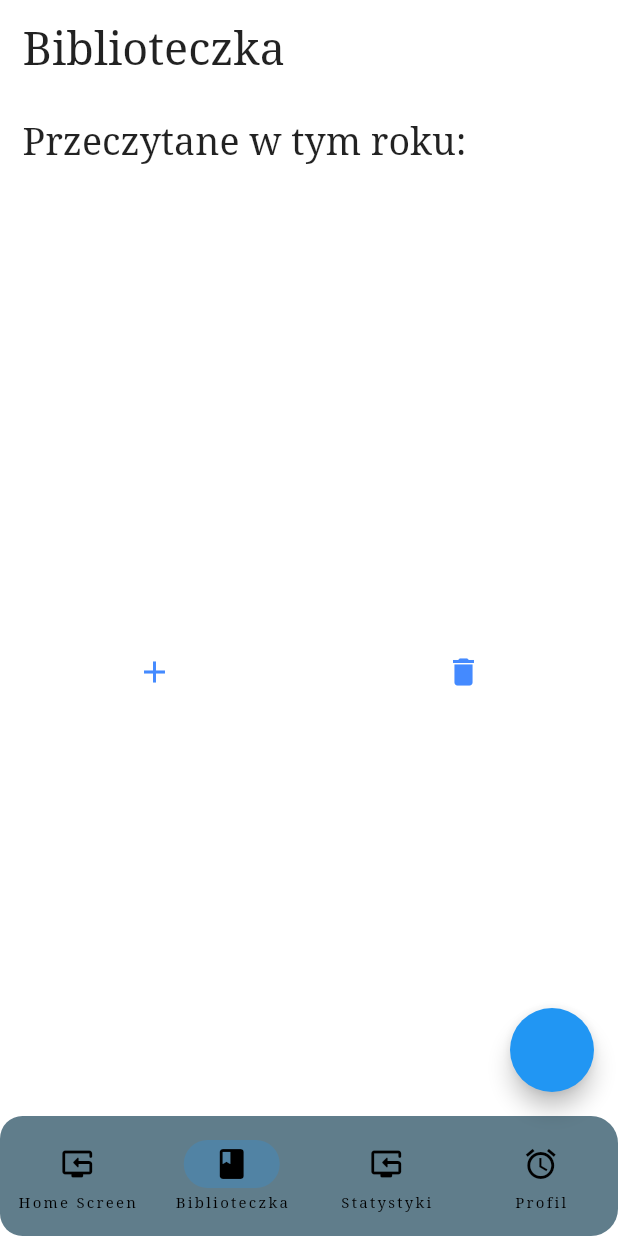
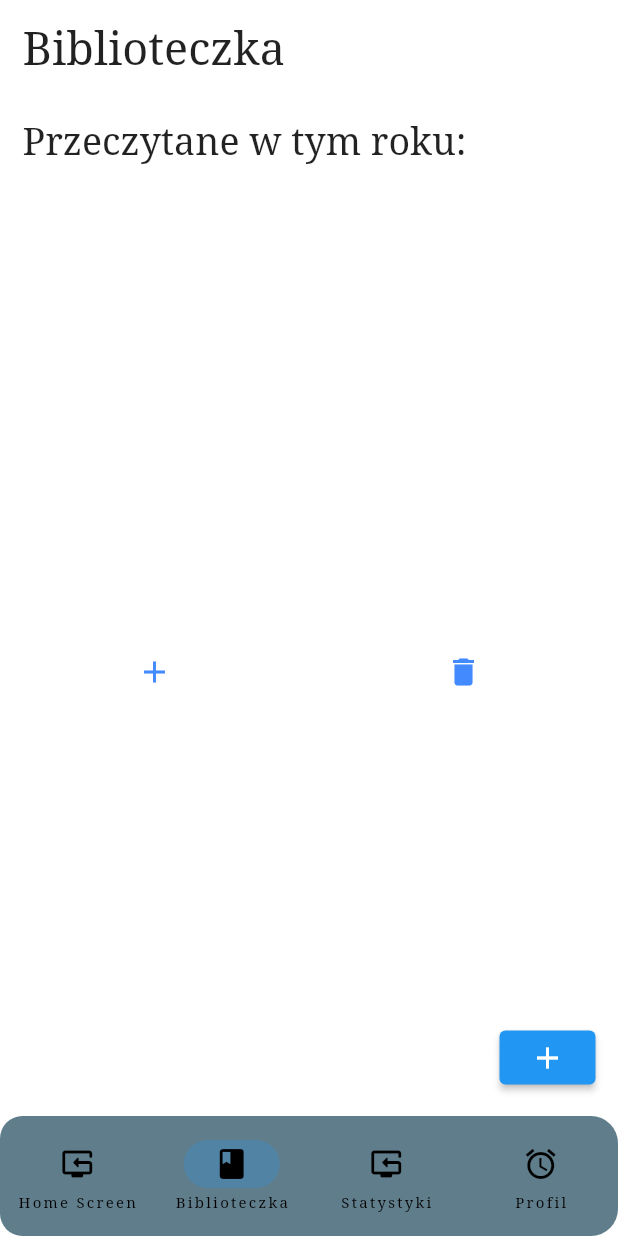
Before and after one commit to dsznycer/Biblioteczka, a Flutter app: the screen it shows after launch, item 2 of the bottom bar chosen, on a phone screen of 412 x 824 dp. Run offline on Flutter 3.47's test engine with Material 2 defaults, Android fonts, the phone set to English and light mode, and no system bars; our stand-ins replace bloc, cloud_firestore, equatable, firebase_auth, firebase_core, flutter_bloc and 1 more; accounts and stored records are empty.

```diff
--- a/lib/business_logic/cubit/settings_cubit.dart
+++ b/lib/business_logic/cubit/settings_cubit.dart
@@ -1,3 +1,4 @@
+import 'package:biblioteczka/data/models/book_model.dart';
 import 'package:bloc/bloc.dart';
 import 'package:meta/meta.dart';
 
--- a/lib/business_logic/cubit/settings_state.dart
+++ b/lib/business_logic/cubit/settings_state.dart
@@ -4,16 +4,23 @@ part of 'settings_cubit.dart';
 class SettingsState {
   final int index;
   final bool darkMode;
+  final Book chosenBook;
 
-  SettingsState({this.index = 0, this.darkMode = false});
+  const SettingsState({
+    this.index = 0,
+    this.darkMode = false,
+    this.chosenBook = const Book(title: 'This is test book'),
+  });
 
   SettingsState copyWith({
     int? index,
     bool? darkMode,
+    Book? chosenBook,
   }) {
     return SettingsState(
       index: index ?? this.index,
       darkMode: darkMode ?? this.darkMode,
+      chosenBook: chosenBook ?? this.chosenBook,
     );
   }
 }
--- a/lib/data/models/book_model.dart
+++ b/lib/data/models/book_model.dart
@@ -6,7 +6,7 @@ class Book {
   final int score;
   final List<String> notes;
 
-  Book(
+  const Book(
       {this.title = '',
       this.author = '',
       this.pages = '',
--- a/lib/main.dart
+++ b/lib/main.dart
@@ -33,7 +33,10 @@ class Biblio extends StatelessWidget {
     return MaterialApp(
       debugShowCheckedModeBanner: false,
       navigatorKey: Utils.mainNavigator,
-      theme: ThemeData(textTheme: GoogleFonts.notoSerifTextTheme()),
+      theme: ThemeData(
+        textTheme: GoogleFonts.notoSerifTextTheme(),
+        navigationBarTheme: NavigationBarThemeData(),
+      ),
       onGenerateRoute: RepositoryProvider.of<AppRouter>(context).mainNavigator,
     );
   }
--- a/lib/presentation/screens/bookshelf/bookshelf_screen.dart
+++ b/lib/presentation/screens/bookshelf/bookshelf_screen.dart
@@ -1,6 +1,8 @@
 import 'package:biblioteczka/business_logic/cubit/book_cubit.dart';
 import 'package:biblioteczka/data/models/book_model.dart';
 import 'package:biblioteczka/data/utils.dart';
+import 'package:biblioteczka/main.dart';
+import 'package:biblioteczka/presentation/screens/bookshelf/bookshelf_addBook.dart';
 import 'package:biblioteczka/presentation/widgets/navigation_bar.dart';
 import 'package:cloud_firestore/cloud_firestore.dart';
 import 'package:flutter/material.dart';
@@ -12,17 +14,10 @@ class BookShelf extends StatelessWidget {
 
   @override
   Widget build(BuildContext context) {
-    return Scaffold(
-      backgroundColor: Colors.white,
-      bottomNavigationBar: RepositoryProvider.of<Navig>(context),
-      floatingActionButton: FloatingActionButton(
-        onPressed: () =>
-            {Utils.biblioteczkaNavigator.currentState!.pushNamed('/addBook')},
-      ),
-      body: BlocBuilder<BookCubit, BookState>(
+    return BlocBuilder<BookCubit, BookState>(
       builder: (context, state) {
-          return SafeArea(
-            child: Column(
+        return Stack(children: [
+          Column(
             mainAxisAlignment: MainAxisAlignment.start,
             children: [
               Container(
@@ -48,7 +43,10 @@ class BookShelf extends StatelessWidget {
                     scrollDirection: Axis.horizontal,
                     itemCount: state.books.length,
                     itemBuilder: (context, int index) {
-                        return BookWidget(book: state.books[index]);
+                      return BookWidget(
+                          book: state.books[index],
+                          onTap: () => Utils.biblioteczkaNavigator.currentState!
+                              .pushNamed('/editBook'));
                     }),
               ),
               Row(
@@ -66,14 +64,21 @@ class BookShelf extends StatelessWidget {
                       icon: const Icon(
                         Icons.delete,
                         color: Colors.blueAccent,
-                        ))
+                      )),
                 ],
               ),
             ],
           ),
-          );
+          Positioned(
+            bottom: 15,
+            right: 15,
+            child: ElevatedButton(
+                onPressed: () => Utils.biblioteczkaNavigator.currentState!
+                    .pushNamed('/addBook'),
+                child: Icon(Icons.add)),
+          )
+        ]);
       },
-      ),
     );
   }
 }
--- a/lib/presentation/screens/bookshelf/bookshlef_basic.dart
+++ b/lib/presentation/screens/bookshelf/bookshlef_basic.dart
@@ -1,4 +1,5 @@
 import 'package:biblioteczka/data/utils.dart';
+import 'package:biblioteczka/presentation/widgets/book_widget.dart';
 import 'package:biblioteczka/router.dart';
 import 'package:cloud_firestore/cloud_firestore.dart';
 import 'package:flutter/material.dart';
@@ -6,16 +7,25 @@ import 'package:flutter/src/widgets/container.dart';
 import 'package:flutter/src/widgets/framework.dart';
 import 'package:flutter_bloc/flutter_bloc.dart';
 
+import '../../../business_logic/cubit/book_cubit.dart';
+import '../../../data/models/book_model.dart';
+import '../../widgets/navigation_bar.dart';
+
 class BookShelfBasic extends StatelessWidget {
   const BookShelfBasic({super.key});
 
   @override
   Widget build(BuildContext context) {
-    return Navigator(
-      key: Utils.biblioteczkaNavigator,
-      initialRoute: '/',
-      onGenerateRoute:
-          RepositoryProvider.of<AppRouter>(context).biblioteczkaNavigator,
-    );
+    return Scaffold(
+        backgroundColor: Colors.white,
+        bottomNavigationBar: RepositoryProvider.of<Navig>(context),
+        body: SafeArea(
+          child: Navigator(
+            key: Utils.biblioteczkaNavigator,
+            initialRoute: '/',
+            onGenerateRoute:
+                RepositoryProvider.of<AppRouter>(context).biblioteczkaNavigator,
+          ),
+        ));
   }
 }
--- a/lib/router.dart
+++ b/lib/router.dart
@@ -1,4 +1,5 @@
 import 'package:biblioteczka/presentation/screens/bookshelf/bookshelf_addBook.dart';
+import 'package:biblioteczka/presentation/screens/bookshelf/bookshelf_viewBook.dart';
 import 'package:biblioteczka/presentation/screens/bookshelf/bookshlef_basic.dart';
 import 'package:biblioteczka/presentation/screens/TEMP/temp_screen.dart';
 import 'package:biblioteczka/presentation/screens/bookshelf/bookshelf_screen.dart';
@@ -8,6 +9,8 @@ import 'package:biblioteczka/presentation/screens/registration/login_screen.dart
 import 'package:biblioteczka/presentation/screens/statistic_screen.dart';
 
 import 'package:flutter/material.dart';
+
+import 'data/models/book_model.dart';
 
 class AppRouter {
   Route mainNavigator(RouteSettings routeSettings) {
@@ -45,7 +48,10 @@ class AppRouter {
         page = BookShelf();
         break;
       case '/addBook':
-        page = BookAdd();
+        page = const BookAdd();
+        break;
+      case '/editBook':
+        page = BookshelfViewBook();
         break;
 
       default:
--- a/pubspec.yaml
+++ b/pubspec.yaml
@@ -16,9 +16,9 @@ dependencies:
 
   cupertino_icons: ^1.0.2
   google_fonts: ^3.0.1
-  firebase_core: ^1.17.1
-  cloud_firestore: ^3.1.17
-  firebase_auth: ^3.3.19
+  firebase_core: ^2.4.1
+  cloud_firestore: ^4.3.1
+  firebase_auth: ^4.2.5
   flutter_bloc: ^8.1.1
   equatable: ^2.0.5
   flutter_rating_bar: ^4.0.1
```
Also changed, not shown: lib/presentation/screens/bookshelf/bookshelf_viewBook.dart (added, +44 -0 lines), lib/presentation/widgets/book_widget.dart (+9 -4 lines), pubspec.lock, 4 other files. Lines whose indentation alone changed are shown as unchanged.
